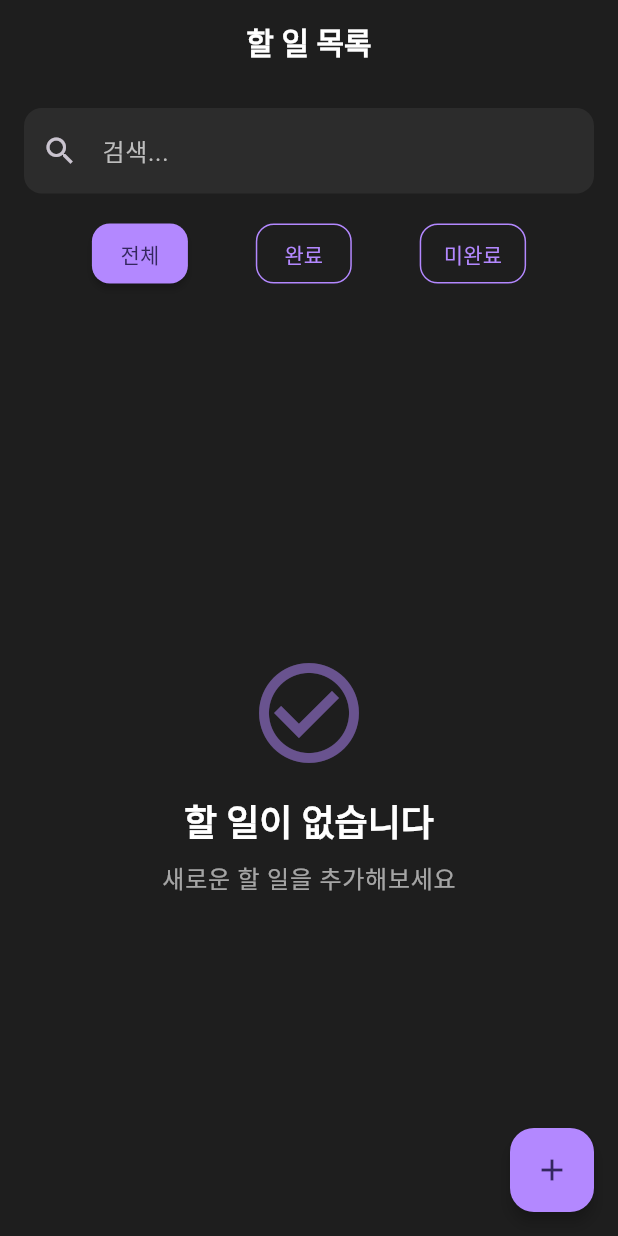
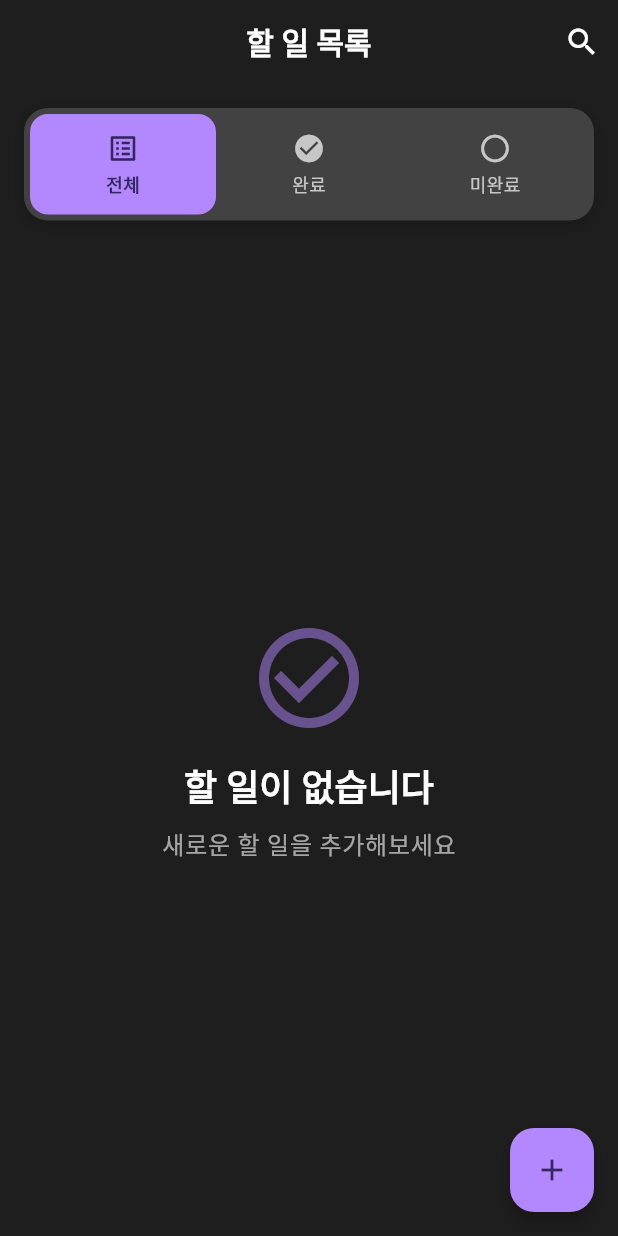
Before and after one commit to hippieperm/todo-list, a Flutter app: the screen it shows after launch, on a phone screen of 412 x 824 dp. Run offline on Flutter 3.47's test engine with Material 3 defaults, Android fonts, the phone set to English and light mode, and no system bars; our stand-ins replace flutter_slidable, shared_preferences, sqflite; accounts and stored records are empty.

Commit message:
홈 뷰 검색 기능 개선 및 필터 UI 업데이트: 검색 상태에 따라 앱바 변경, 애니메이션 효과 추가, 필터 버튼을 세그먼트 컨트롤로 변경하여 사용자 경험 향상

```diff
--- a/lib/views/home_view.dart
+++ b/lib/views/home_view.dart
@@ -12,12 +12,26 @@ class HomeView extends StatefulWidget {
   State<HomeView> createState() => _HomeViewState();
 }
 
-class _HomeViewState extends State<HomeView> {
+class _HomeViewState extends State<HomeView>
+    with SingleTickerProviderStateMixin {
   final TextEditingController _searchController = TextEditingController();
+  bool _isSearching = false;
+  late AnimationController _animationController;
+
+  @override
+  void initState() {
+    super.initState();
+    _animationController = AnimationController(
+      vsync: this,
+      duration: const Duration(milliseconds: 300),
+    );
+    _animationController.forward();
+  }
 
   @override
   void dispose() {
     _searchController.dispose();
+    _animationController.dispose();
     super.dispose();
   }
 
@@ -28,46 +42,74 @@ class _HomeViewState extends State<HomeView> {
     final themeViewModel = Provider.of<ThemeViewModel>(context);
 
     return Scaffold(
-      appBar: AppBar(title: const Text('할 일 목록'), centerTitle: true),
-      body: Column(
-        children: [
-          // 검색 및 필터 영역
-          Padding(
-            padding: const EdgeInsets.all(16),
-            child: Column(
-              children: [
-                // 검색창
-                TextField(
+      appBar: AppBar(
+        title: _isSearching
+            ? TextField(
                 controller: _searchController,
                 decoration: InputDecoration(
                   hintText: '검색...',
-                    prefixIcon: const Icon(Icons.search),
-                    suffixIcon: _searchController.text.isNotEmpty
+                  hintStyle: TextStyle(color: Colors.white.withOpacity(0.7)),
+                  border: InputBorder.none,
+                ),
+                style: const TextStyle(color: Colors.white),
+                autofocus: true,
+                onChanged: (value) {
+                  viewModel.setSearchQuery(value);
+                },
+              )
+            : const Text('할 일 목록'),
+        centerTitle: !_isSearching,
+        leading: _isSearching
             ? IconButton(
-                            icon: const Icon(Icons.clear),
+                icon: const Icon(Icons.arrow_back),
                 onPressed: () {
+                  setState(() {
+                    _isSearching = false;
                     _searchController.clear();
                     viewModel.setSearchQuery('');
+                  });
                 },
               )
             : null,
-                  ),
-                  onChanged: (value) {
-                    viewModel.setSearchQuery(value);
+        actions: [
+          IconButton(
+            icon: Icon(_isSearching ? Icons.close : Icons.search),
+            onPressed: () {
+              setState(() {
+                _isSearching = !_isSearching;
+                if (!_isSearching) {
+                  _searchController.clear();
+                  viewModel.setSearchQuery('');
+                }
+              });
             },
           ),
-                const SizedBox(height: 16),
-
-                // 필터 버튼
-                Row(
-                  mainAxisAlignment: MainAxisAlignment.spaceEvenly,
-                  children: [
-                    _buildFilterButton(context, '전체', 'all', viewModel),
-                    _buildFilterButton(context, '완료', 'completed', viewModel),
-                    _buildFilterButton(context, '미완료', 'incomplete', viewModel),
         ],
       ),
-              ],
+      body: Column(
+        children: [
+          // 필터 영역
+          AnimatedBuilder(
+            animation: _animationController,
+            builder: (context, child) {
+              return SlideTransition(
+                position:
+                    Tween<Offset>(
+                      begin: const Offset(0, -0.5),
+                      end: Offset.zero,
+                    ).animate(
+                      CurvedAnimation(
+                        parent: _animationController,
+                        curve: Curves.easeOutBack,
+                      ),
+                    ),
+                child: child,
+              );
+            },
+            child: Container(
+              margin: const EdgeInsets.symmetric(vertical: 16),
+              padding: const EdgeInsets.symmetric(horizontal: 16),
+              child: _buildFilterSegmentedControl(context, viewModel),
             ),
           ),
 
@@ -89,31 +131,108 @@ class _HomeViewState extends State<HomeView> {
     );
   }
 
-  Widget _buildFilterButton(
+  Widget _buildFilterSegmentedControl(
     BuildContext context,
-    String label,
-    String filterValue,
     TodoViewModel viewModel,
   ) {
-    final isSelected = viewModel.filter == filterValue;
+    final colorScheme = Theme.of(context).colorScheme;
+    final currentFilter = viewModel.filter;
+
+    return Container(
+      decoration: BoxDecoration(
+        borderRadius: BorderRadius.circular(16),
+        color: Colors.grey.shade800,
+        boxShadow: [
+          BoxShadow(
+            color: Colors.black.withOpacity(0.2),
+            blurRadius: 8,
+            offset: const Offset(0, 2),
+          ),
+        ],
+      ),
+      child: Padding(
+        padding: const EdgeInsets.all(4),
+        child: Row(
+          children: [
+            _buildFilterTab(
+              context: context,
+              label: '전체',
+              icon: Icons.list_alt,
+              filterValue: 'all',
+              isSelected: currentFilter == 'all',
+              onTap: () => viewModel.setFilter('all'),
+            ),
+            _buildFilterTab(
+              context: context,
+              label: '완료',
+              icon: Icons.check_circle,
+              filterValue: 'completed',
+              isSelected: currentFilter == 'completed',
+              onTap: () => viewModel.setFilter('completed'),
+            ),
+            _buildFilterTab(
+              context: context,
+              label: '미완료',
+              icon: Icons.radio_button_unchecked,
+              filterValue: 'incomplete',
+              isSelected: currentFilter == 'incomplete',
+              onTap: () => viewModel.setFilter('incomplete'),
+            ),
+          ],
+        ),
+      ),
+    );
+  }
+
+  Widget _buildFilterTab({
+    required BuildContext context,
+    required String label,
+    required IconData icon,
+    required String filterValue,
+    required bool isSelected,
+    required VoidCallback onTap,
+  }) {
     final colorScheme = Theme.of(context).colorScheme;
 
-    return ElevatedButton(
-      onPressed: () {
-        viewModel.setFilter(filterValue);
+    return Expanded(
+      child: GestureDetector(
+        onTap: () {
+          onTap();
+          _animationController.reset();
+          _animationController.forward();
         },
-      style: ElevatedButton.styleFrom(
-        backgroundColor: isSelected ? colorScheme.primary : Colors.transparent,
-        foregroundColor: isSelected
+        child: AnimatedContainer(
+          duration: const Duration(milliseconds: 200),
+          padding: const EdgeInsets.symmetric(vertical: 12),
+          decoration: BoxDecoration(
+            color: isSelected ? colorScheme.primary : Colors.transparent,
+            borderRadius: BorderRadius.circular(12),
+          ),
+          child: Column(
+            mainAxisSize: MainAxisSize.min,
+            children: [
+              Icon(
+                icon,
+                color: isSelected
                     ? colorScheme.onPrimary
-            : colorScheme.primary,
-        elevation: isSelected ? 2 : 0,
-        padding: const EdgeInsets.symmetric(horizontal: 16, vertical: 8),
-        side: BorderSide(
-          color: isSelected ? Colors.transparent : colorScheme.primary,
+                    : colorScheme.onSurface.withOpacity(0.7),
+                size: 22,
+              ),
+              const SizedBox(height: 4),
+              Text(
+                label,
+                style: TextStyle(
+                  color: isSelected
+                      ? colorScheme.onPrimary
+                      : colorScheme.onSurface.withOpacity(0.7),
+                  fontWeight: isSelected ? FontWeight.bold : FontWeight.normal,
+                  fontSize: 12,
                 ),
               ),
-      child: Text(label),
+            ],
+          ),
+        ),
+      ),
     );
   }
 }
```
Lines whose indentation alone changed are shown as unchanged.
